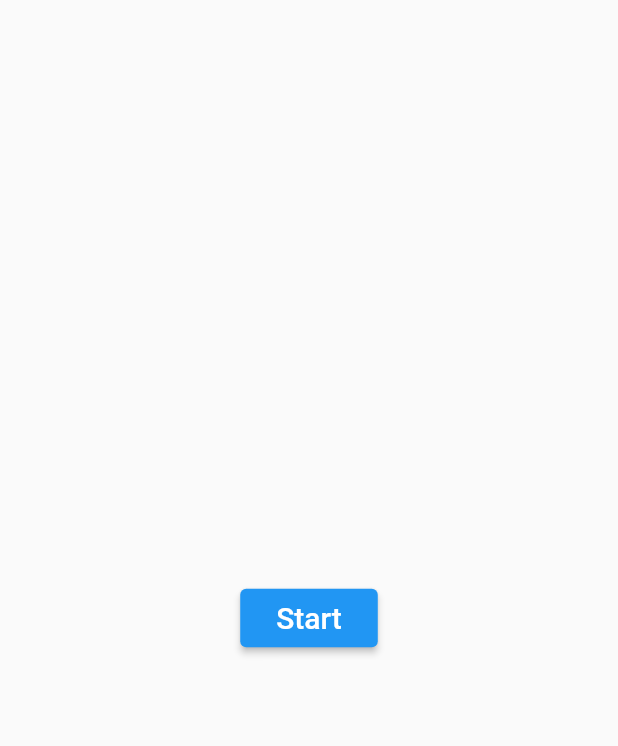
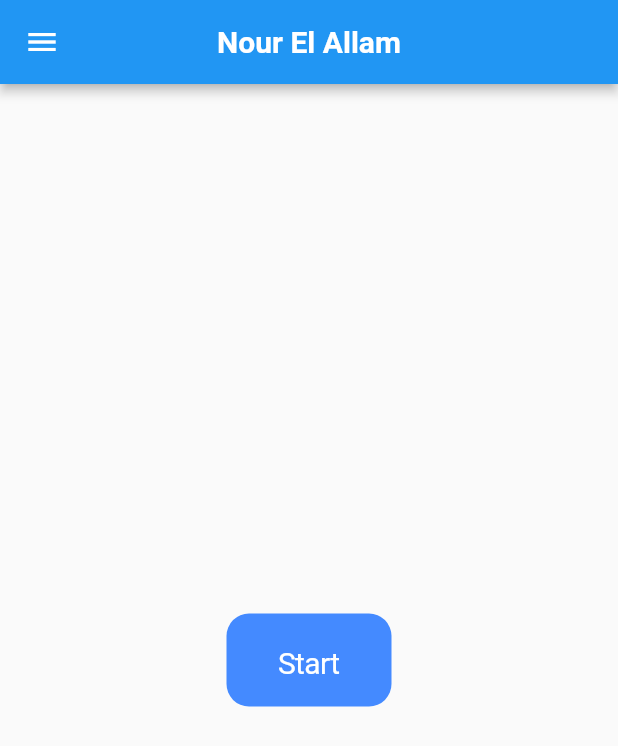
Before and after one commit to pavly-remon/QR-Attendance-App, a Flutter app: the screen it shows after launch, on a phone screen of 412 x 824 dp. Shown: the top 746 px of the screen. Run offline on Flutter 3.47's test engine with Material 2 defaults, Android fonts, the phone set to English and light mode, and no system bars; missing offline and left inert: gsheets, qr_code_scanner; key blocks and very long unbroken strings in the code were emptied for the run.

Commit message:
First Commit

```diff
--- a/lib/Provider/googlesheets.dart
+++ b/lib/Provider/googlesheets.dart
@@ -36,7 +36,13 @@ class UserSheetsApi {
 
   static Future<List<Member>> getAll() async {
     if (_sheet == null) return <Member>[];
-    final members = await _sheet!.values.map.allRows();
-    return members == null ? <Member>[] : members.map(Member.fromJson).toList();
+    try {
+      final members = await _sheet!.values.map.allRows();
+      return members == null
+          ? <Member>[]
+          : members.map(Member.fromJson).toList();
+    } catch (e) {
+      return <Member>[];
+    }
   }
 }
--- a/lib/Screen/qr_scanner_screen.dart
+++ b/lib/Screen/qr_scanner_screen.dart
@@ -29,13 +29,18 @@ class _QRScreenState extends State<QRScreen> {
 
   @override
   Widget build(BuildContext context) {
+    Provider.of<Domain>(context).fetchData();
     final size = MediaQuery.of(context).size;
     final member = Provider.of<Domain>(context);
-    print(member.getMembers());
     return Scaffold(
       body: Stack(
         children: <Widget>[
-          Expanded(flex: 4, child: _buildQrView(context)),
+          Column(
+            mainAxisAlignment: MainAxisAlignment.center,
+            children: [
+              Expanded(flex: 4, child: _buildQrView(context)),
+            ],
+          ),
           Center(
             child: Padding(
               padding: const EdgeInsets.all(8.0),
--- a/lib/Screen/start_screen.dart
+++ b/lib/Screen/start_screen.dart
@@ -1,3 +1,4 @@
+import 'package:flutter/cupertino.dart';
 import 'package:flutter/material.dart';
 import 'package:provider/provider.dart';
 import 'package:qr_attendance/Provider/member.dart';
@@ -11,26 +12,62 @@ class StartScreen extends StatefulWidget {
 }
 
 class _StartScreenState extends State<StartScreen> {
+  bool _isReady = false;
   void initState() {
     super.initState();
   }
 
   @override
   Widget build(BuildContext context) {
-    Provider.of<Domain>(context).fetchData();
+    Provider.of<Domain>(context).fetchData().then((value) {
+      setState(() {
+        _isReady = true;
+      });
+    });
     return Scaffold(
+        drawer: Drawer(),
+        appBar: AppBar(
+          elevation: 3,
+          centerTitle: true,
+          title: Text(
+            'Nour El Allam',
+            style: TextStyle(
+              fontSize: 20,
+              fontWeight: FontWeight.bold,
+            ),
+          ),
+        ),
         body: Center(
-      child: InkWell(
+          child: !_isReady
+              ? Column(
+                  mainAxisAlignment: MainAxisAlignment.center,
+                  children: [
+                    CircularProgressIndicator(),
+                    Container(
+                      height: 5,
+                    ),
+                    Text('Loading...'),
+                  ],
+                )
+              : InkWell(
                   splashColor: Colors.white,
-        child: ElevatedButton(
+                  child: CupertinoButton(
+                    color: Colors.blueAccent,
+                    borderRadius: BorderRadius.all(Radius.circular(15)),
                     onPressed: () {
                       Navigator.of(context).pushNamed(QRScreen.routeName);
                     },
                     child: Padding(
-            padding: const EdgeInsets.all(8.0),
+                      padding: const EdgeInsets.all(5.0),
+                      child: Container(
+                        height: 20,
+                        width: 60,
+                        child: Center(
                           child: Text(
                             'Start',
-              style: TextStyle(fontSize: 20),
+                            style: TextStyle(color: Colors.white, fontSize: 20),
+                          ),
+                        ),
                       ),
                     ),
                   ),
```
Also changed, not shown: 3 other files. Lines whose indentation alone changed are shown as unchanged.
